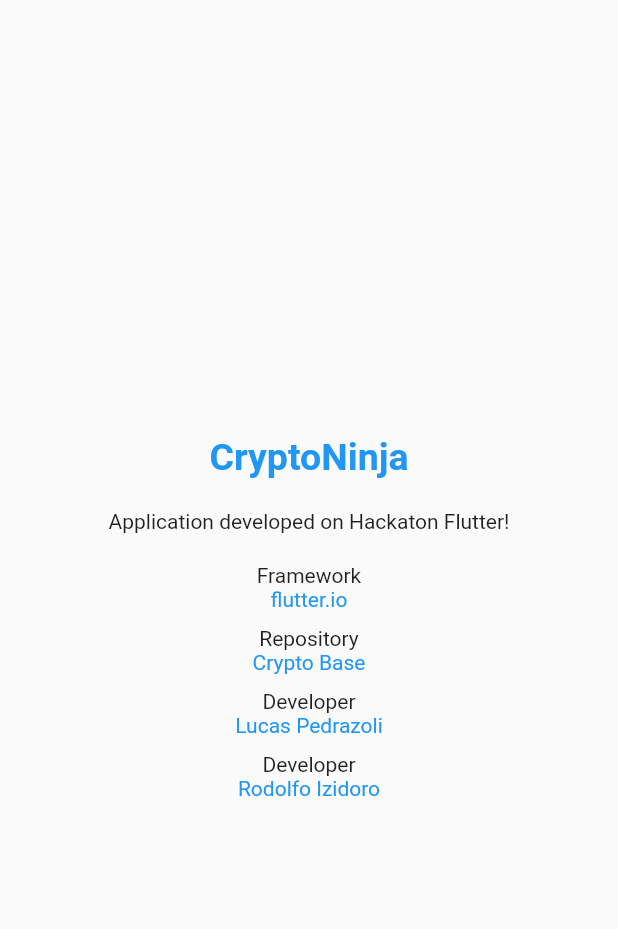
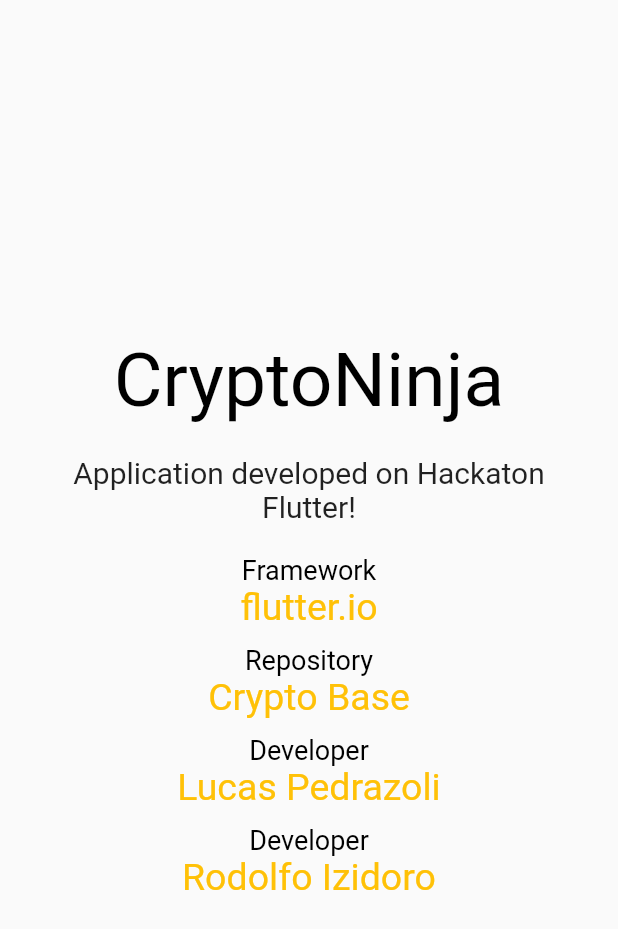
Before and after one commit to rodolfoizidoro/cryptobase, a Flutter app: the Info widget shown alone on an empty page, opened directly, on a phone screen of 412 x 824 dp. Shown: the top 929 px of the screen. Run offline on Flutter 3.47's test engine with Material 2 defaults, Android fonts, the phone set to English and light mode, and no system bars; our stand-ins replace share, webview_flutter; missing offline and left inert: bsev; statements that could not run were skipped.

Commit message:
improves about

```diff
--- a/lib/pages/info/info.dart
+++ b/lib/pages/info/info.dart
@@ -58,9 +58,8 @@ class _InfoState extends State<Info> with TickerProviderStateMixin {
     return Center(
       child: new Text("CryptoNinja",
         style: new TextStyle(
-            fontWeight: FontWeight.bold,
-            color: Colors.blue,
-            fontSize: 25.0),
+            color: Colors.black,
+            fontSize: 50.0),
       ),
     );
   }
@@ -71,7 +70,7 @@ class _InfoState extends State<Info> with TickerProviderStateMixin {
       margin: new EdgeInsets.only(top: 20.0,bottom: 10.0),
       child: new Text(text,
         textAlign: TextAlign.center,
-//        style: new TextStyle( color: Colors.grey[700]),
+        style: new TextStyle(fontSize: 20.0)
       ),
     );
   }
@@ -82,11 +81,11 @@ class _InfoState extends State<Info> with TickerProviderStateMixin {
       margin: new EdgeInsets.only(top: 10.0),
       child: new Column(
         children: <Widget>[
-          new Text(tittle),
+          new Text(tittle, style: new TextStyle(color: Colors.black, fontSize: 18.0),),
           new GestureDetector(
             child: new Text(
               tittleLink,
-              style: new TextStyle(color: Colors.blue),
+              style: new TextStyle(color: Colors.amber, fontSize: 25.0),
             ),
             onTap: (){
               _launchURL(link);
```
